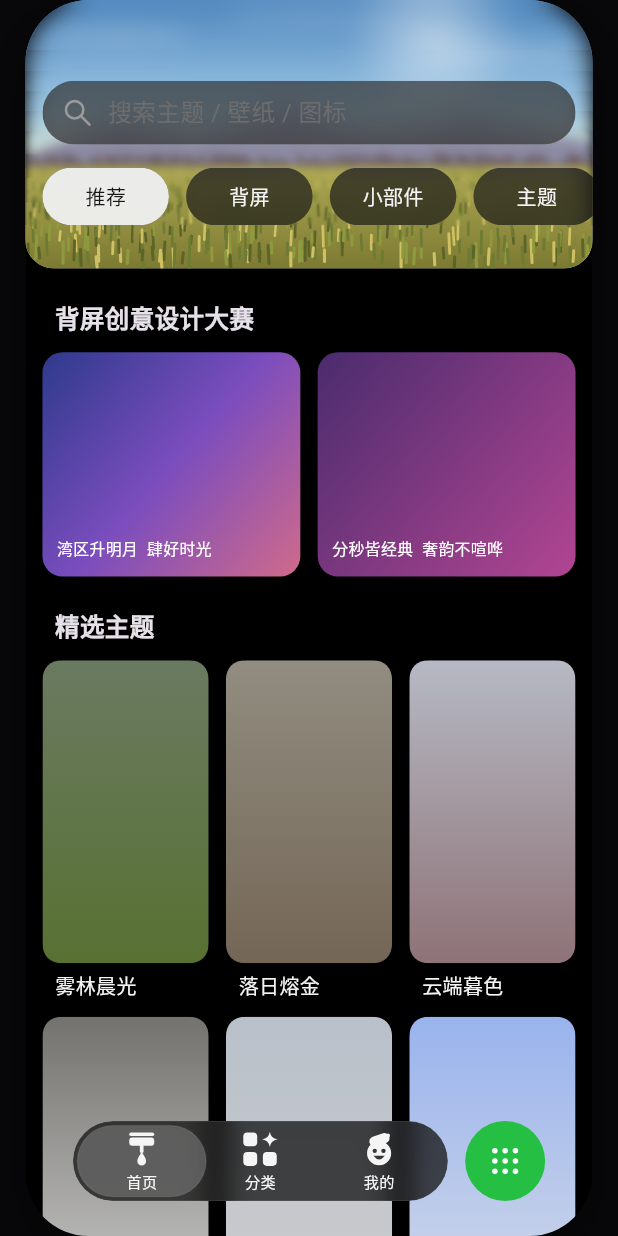
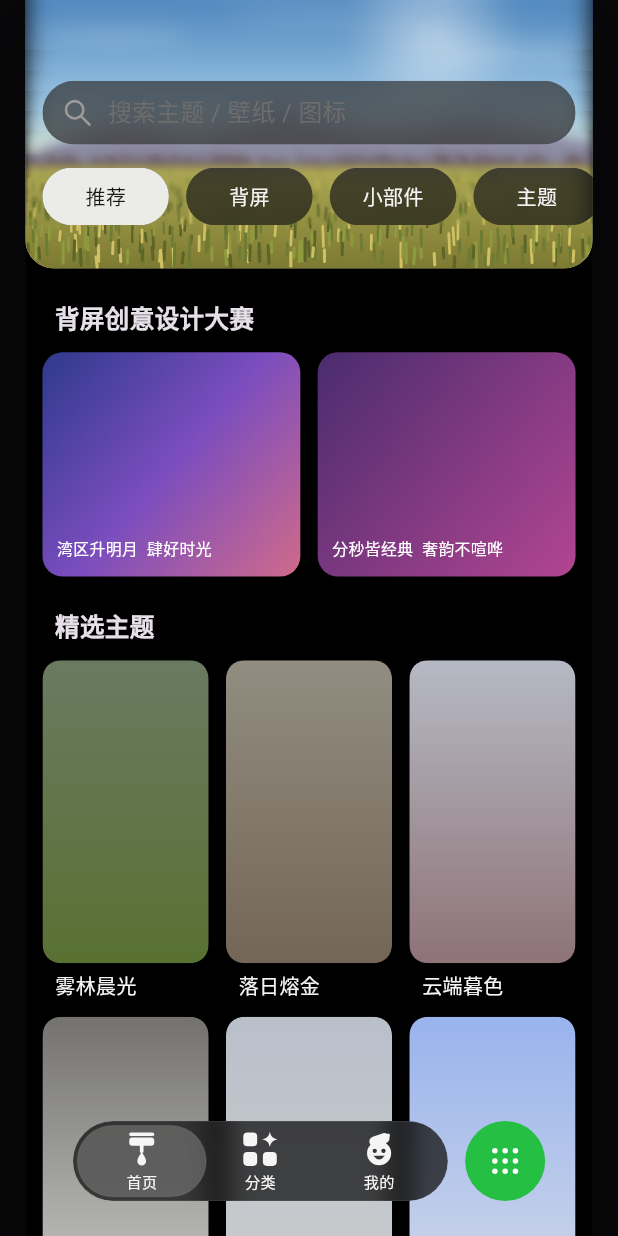
Before and after one commit to yearhe9900/mi_like_ui, a Flutter app: the screen it shows after launch, on a phone screen of 412 x 824 dp. Run offline on Flutter 3.47's test engine with Material 3 defaults, Android fonts, the phone set to English and light mode, and no system bars.

Commit message:
style(demo): 演示画布去除机身圆弧 —— 恒为直角（显式 BorderRadius.zero）

```diff
--- a/lib/demo/demo_app.dart
+++ b/lib/demo/demo_app.dart
@@ -333,9 +333,9 @@ class _DemoHomeState extends State<DemoHome> with SingleTickerProviderStateMixin
               final expandedRail =
                   sideNav && MiBreakpoints.usesExpandedRail(constraints.maxWidth);
               return Container(
-                // `clipBehavior` 恒为 antiAlias（圆角在铺满时给 `zero`）：
-                // 切换 framed 若增删裁剪层，`Container` 内部的 widget 结构会变，
-                // 页面 Element 被重建 → 跨断点时滚动位置会丢。
+                // `clipBehavior` 恒为 antiAlias：切换 framed 若增删裁剪层，
+                // `Container` 内部的 widget 结构会变，页面 Element 被重建
+                // → 跨断点时滚动位置会丢。（机身圆弧已去除，恒为直角。）
                 clipBehavior: Clip.antiAlias,
                 decoration: BoxDecoration(
                   // 手机档用设备底色；铺满窗口时用**页底色**（页面只占右侧
@@ -344,8 +344,9 @@ class _DemoHomeState extends State<DemoHome> with SingleTickerProviderStateMixin
                   color: framed
                       ? (light ? const Color(0xFFF7F7F7) : const Color(0xFF0E0E11))
                       : pageBg,
-                  borderRadius:
-                      framed ? BorderRadius.circular(44) : BorderRadius.zero,
+                  // 圆角恒为 zero（机身圆弧已去除）：显式声明而非省略字段，
+                  // 与「铺满时无外围卡片」的测试契约一致。
+                  borderRadius: BorderRadius.zero,
                   boxShadow: framed
                       ? const [
                           BoxShadow(
```
Also changed, not shown: 1 other file.
